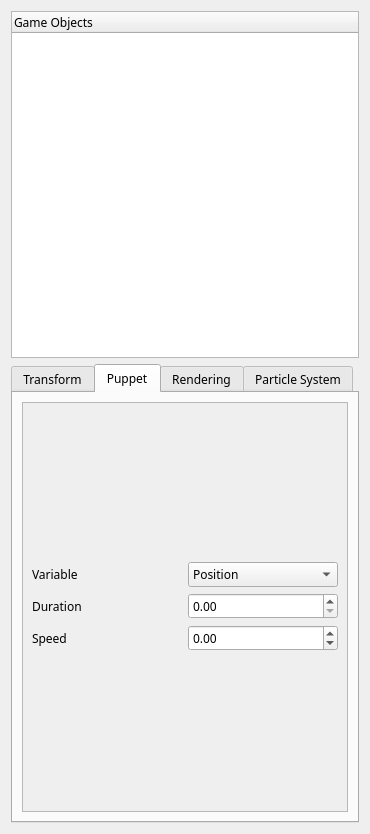
Above: Source/UI/HierarchyWidget.ui from kevinmore/Project-Nebula before the change. Below: the same form after it.
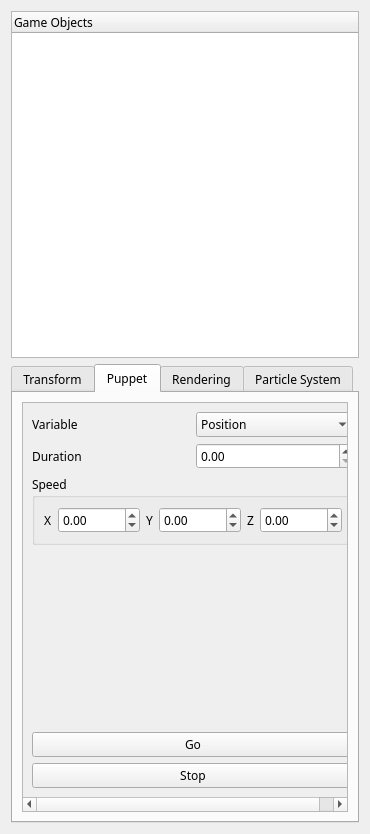
That is the form after the change. The open tabs and pages were chosen to show the change.

Commit message: Implemented Puppet class and GUI

Patch:
```diff
--- a/Source/UI/HierarchyWidget.ui
+++ b/Source/UI/HierarchyWidget.ui
@@ -507,21 +507,21 @@
            <rect>
             <x>0</x>
             <y>0</y>
-            <width>326</width>
-            <height>407</height>
+            <width>336</width>
+            <height>390</height>
            </rect>
           </property>
           <layout class="QVBoxLayout" name="verticalLayout_14">
            <item>
-            <layout class="QGridLayout" name="gridLayout_2">
-             <item row="2" column="0">
-              <widget class="QLabel" name="label_40">
+            <layout class="QHBoxLayout" name="horizontalLayout_36">
+             <item>
+              <widget class="QLabel" name="label_37">
                <property name="text">
-                <string>Speed</string>
+                <string>Variable</string>
                </property>
               </widget>
              </item>
-             <item row="0" column="1">
+             <item>
               <widget class="QComboBox" name="comboBox_BehaviourType">
                <item>
                 <property name="text">
@@ -540,31 +540,18 @@
                </item>
               </widget>
              </item>
-             <item row="0" column="0">
-              <widget class="QLabel" name="label_37">
-               <property name="text">
-                <string>Variable</string>
-               </property>
-              </widget>
-             </item>
-             <item row="1" column="0">
+            </layout>
+           </item>
+           <item>
+            <layout class="QHBoxLayout" name="horizontalLayout_35">
+             <item>
               <widget class="QLabel" name="label_41">
                <property name="text">
                 <string>Duration</string>
                </property>
               </widget>
              </item>
-             <item row="2" column="1">
-              <widget class="QDoubleSpinBox" name="doubleSpinBox_PuppetSpeed">
-               <property name="minimum">
-                <double>-99999.990000000005239</double>
-               </property>
-               <property name="maximum">
-                <double>99999.990000000005239</double>
-               </property>
-              </widget>
-             </item>
-             <item row="1" column="1">
+             <item>
               <widget class="QDoubleSpinBox" name="doubleSpinBox_PuppetDuration">
                <property name="minimum">
                 <double>0.000000000000000</double>
@@ -576,6 +563,107 @@
              </item>
             </layout>
            </item>
+           <item>
+            <widget class="QGroupBox" name="groupBox_6">
+             <property name="title">
+              <string>Speed</string>
+             </property>
+             <layout class="QHBoxLayout" name="horizontalLayout_34">
+              <item>
+               <layout class="QHBoxLayout" name="horizontalLayout_31">
+                <item>
+                 <widget class="QLabel" name="label_40">
+                  <property name="text">
+                   <string>X</string>
+                  </property>
+                 </widget>
+                </item>
+                <item>
+                 <widget class="QDoubleSpinBox" name="doubleSpinBox_PuppetSpeedX">
+                  <property name="minimum">
+                   <double>-99999.990000000005239</double>
+                  </property>
+                  <property name="maximum">
+                   <double>99999.990000000005239</double>
+                  </property>
+                 </widget>
+                </item>
+                <item>
+                 <layout class="QHBoxLayout" name="horizontalLayout_32">
+                  <item>
+                   <widget class="QLabel" name="label_51">
+                    <property name="text">
+                     <string>Y</string>
+                    </property>
+                   </widget>
+                  </item>
+                  <item>
+                   <widget class="QDoubleSpinBox" name="doubleSpinBox_PuppetSpeedY">
+                    <property name="minimum">
+                     <double>-99999.990000000005239</double>
+                    </property>
+                    <property name="maximum">
+                     <double>99999.990000000005239</double>
+                    </property>
+                   </widget>
+                  </item>
+                  <item>
+                   <layout class="QHBoxLayout" name="horizontalLayout_33">
+                    <item>
+                     <widget class="QLabel" name="label_54">
+                      <property name="text">
+                       <string>Z</string>
+                      </property>
+                     </widget>
+                    </item>
+                    <item>
+                     <widget class="QDoubleSpinBox" name="doubleSpinBox_PuppetSpeedZ">
+                      <property name="minimum">
+                       <double>-99999.990000000005239</double>
+                      </property>
+                      <property name="maximum">
+                       <double>99999.990000000005239</double>
+                      </property>
+                     </widget>
+                    </item>
+                   </layout>
+                  </item>
+                 </layout>
+                </item>
+               </layout>
+              </item>
+             </layout>
+             <zorder>doubleSpinBox_PuppetSpeedX</zorder>
+             <zorder></zorder>
+            </widget>
+           </item>
+           <item>
+            <spacer name="verticalSpacer_2">
+             <property name="orientation">
+              <enum>Qt::Vertical</enum>
+             </property>
+             <property name="sizeHint" stdset="0">
+              <size>
+               <width>20</width>
+               <height>40</height>
+              </size>
+             </property>
+            </spacer>
+           </item>
+           <item>
+            <widget class="QPushButton" name="pushButton_PuppetGo">
+             <property name="text">
+              <string>Go</string>
+             </property>
+            </widget>
+           </item>
+           <item>
+            <widget class="QPushButton" name="pushButton_PuppetStop">
+             <property name="text">
+              <string>Stop</string>
+             </property>
+            </widget>
+           </item>
           </layout>
          </widget>
         </widget>
```
Left out of the diff: 5 changed lines with no effect on the pictures. The commit also changes 14 other files.
